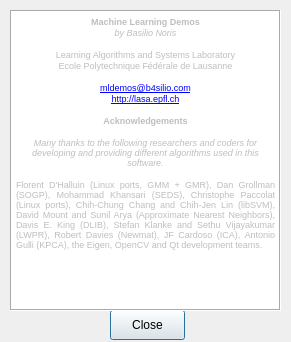
Before: the Qt Designer form MLDemos/aboutDialog.ui in b4silio/MLDemos, drawn with Qt 5.
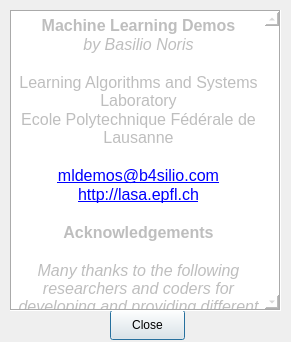
After: the same form once the commit is applied.

```diff
--- a/MLDemos/aboutDialog.ui
+++ b/MLDemos/aboutDialog.ui
@@ -86,21 +86,21 @@
     <string>&lt;!DOCTYPE HTML PUBLIC &quot;-//W3C//DTD HTML 4.0//EN&quot; &quot;http://www.w3.org/TR/REC-html40/strict.dtd&quot;&gt;
 &lt;html&gt;&lt;head&gt;&lt;meta name=&quot;qrichtext&quot; content=&quot;1&quot; /&gt;&lt;style type=&quot;text/css&quot;&gt;
 p, li { white-space: pre-wrap; }
-&lt;/style&gt;&lt;/head&gt;&lt;body style=&quot; font-family:'MS Shell Dlg 2'; font-size:8.25pt; font-weight:400; font-style:normal;&quot;&gt;
-&lt;p align=&quot;center&quot; style=&quot; margin-top:0px; margin-bottom:0px; margin-left:0px; margin-right:0px; -qt-block-indent:0; text-indent:0px;&quot;&gt;&lt;span style=&quot; font-size:7pt; font-weight:600;&quot;&gt;Machine Learning Demos&lt;/span&gt;&lt;/p&gt;
-&lt;p align=&quot;center&quot; style=&quot; margin-top:0px; margin-bottom:0px; margin-left:0px; margin-right:0px; -qt-block-indent:0; text-indent:0px;&quot;&gt;&lt;span style=&quot; font-size:7pt; font-style:italic;&quot;&gt;by Basilio Noris&lt;/span&gt;&lt;/p&gt;
-&lt;p style=&quot;-qt-paragraph-type:empty; margin-top:0px; margin-bottom:0px; margin-left:0px; margin-right:0px; -qt-block-indent:0; text-indent:0px; font-size:7pt; font-style:italic; text-decoration: underline;&quot;&gt;&lt;/p&gt;
-&lt;p align=&quot;center&quot; style=&quot; margin-top:0px; margin-bottom:0px; margin-left:0px; margin-right:0px; -qt-block-indent:0; text-indent:0px;&quot;&gt;&lt;span style=&quot; font-size:7pt;&quot;&gt;Learning Algorithms and Systems Laboratory&lt;/span&gt;&lt;/p&gt;
-&lt;p align=&quot;center&quot; style=&quot; margin-top:0px; margin-bottom:0px; margin-left:0px; margin-right:0px; -qt-block-indent:0; text-indent:0px;&quot;&gt;&lt;span style=&quot; font-size:7pt;&quot;&gt;Ecole Polytechnique Fédérale de Lausanne&lt;/span&gt;&lt;/p&gt;
-&lt;p align=&quot;center&quot; style=&quot; margin-top:0px; margin-bottom:0px; margin-left:0px; margin-right:0px; -qt-block-indent:0; text-indent:0px;&quot;&gt;&lt;span style=&quot; font-size:7pt;&quot;&gt;	&lt;/span&gt;&lt;/p&gt;
-&lt;p align=&quot;center&quot; style=&quot; margin-top:0px; margin-bottom:0px; margin-left:0px; margin-right:0px; -qt-block-indent:0; text-indent:0px;&quot;&gt;&lt;a href=&quot;mailto://mldemos@b4silio.com&quot;&gt;&lt;span style=&quot; font-size:7pt; text-decoration: underline; color:#0000ff;&quot;&gt;mldemos@b4silio.com&lt;/span&gt;&lt;/a&gt;&lt;/p&gt;
-&lt;p align=&quot;center&quot; style=&quot; margin-top:0px; margin-bottom:0px; margin-left:0px; margin-right:0px; -qt-block-indent:0; text-indent:0px;&quot;&gt;&lt;a href=&quot;http://lasa.epfl.ch&quot;&gt;&lt;span style=&quot; font-size:7pt; text-decoration: underline; color:#0000ff;&quot;&gt;http://lasa.epfl.ch&lt;/span&gt;&lt;/a&gt;&lt;/p&gt;
-&lt;p style=&quot;-qt-paragraph-type:empty; margin-top:0px; margin-bottom:0px; margin-left:0px; margin-right:0px; -qt-block-indent:0; text-indent:0px; font-size:7pt;&quot;&gt;&lt;/p&gt;
-&lt;p align=&quot;center&quot; style=&quot; margin-top:0px; margin-bottom:0px; margin-left:0px; margin-right:0px; -qt-block-indent:0; text-indent:0px;&quot;&gt;&lt;span style=&quot; font-size:7pt; font-weight:600;&quot;&gt;Acknowledgements&lt;/span&gt;&lt;/p&gt;
-&lt;p align=&quot;center&quot; style=&quot;-qt-paragraph-type:empty; margin-top:0px; margin-bottom:0px; margin-left:0px; margin-right:0px; -qt-block-indent:0; text-indent:0px; font-size:7pt; font-weight:600;&quot;&gt;&lt;/p&gt;
-&lt;p align=&quot;center&quot; style=&quot; margin-top:0px; margin-bottom:0px; margin-left:0px; margin-right:0px; -qt-block-indent:0; text-indent:0px;&quot;&gt;&lt;span style=&quot; font-size:7pt; font-style:italic;&quot;&gt;Many thanks to the following researchers and coders for developing and providing different algorithms used in this software.&lt;/span&gt;&lt;/p&gt;
-&lt;p align=&quot;center&quot; style=&quot;-qt-paragraph-type:empty; margin-top:0px; margin-bottom:0px; margin-left:0px; margin-right:0px; -qt-block-indent:0; text-indent:0px; font-size:7pt; font-style:italic;&quot;&gt;&lt;/p&gt;
-&lt;p align=&quot;justify&quot; style=&quot; margin-top:0px; margin-bottom:0px; margin-left:0px; margin-right:0px; -qt-block-indent:0; text-indent:0px;&quot;&gt;&lt;span style=&quot; font-size:7pt;&quot;&gt;Florent D'Halluin (Linux ports, GMM + GMR), Dan Grollman (SOGP), Mohammad Khansari (SEDS), Christophe Paccolat (Linux ports), Chih-Chung Chang and Chih-Jen Lin (libSVM), David Mount and Sunil Arya (Approximate Nearest Neighbors), Davis E. King (DLIB), Stefan Klanke and Sethu Vijayakumar (LWPR), Robert Davies (Newmat), JF Cardoso (ICA), Antonio Gulli (KPCA), the Eigen, OpenCV and Qt development teams.&lt;/span&gt;&lt;/p&gt;&lt;/body&gt;&lt;/html&gt;</string>
+&lt;/style&gt;&lt;/head&gt;&lt;body style=&quot; font-family:'Lucida Grande'; font-size:13pt; font-weight:400; font-style:normal;&quot;&gt;
+&lt;p align=&quot;center&quot; style=&quot; margin-top:0px; margin-bottom:0px; margin-left:0px; margin-right:0px; -qt-block-indent:0; text-indent:0px;&quot;&gt;&lt;span style=&quot; font-family:'MS Shell Dlg 2'; font-size:12pt; font-weight:600;&quot;&gt;Machine Learning Demos&lt;/span&gt;&lt;/p&gt;
+&lt;p align=&quot;center&quot; style=&quot; margin-top:0px; margin-bottom:0px; margin-left:0px; margin-right:0px; -qt-block-indent:0; text-indent:0px;&quot;&gt;&lt;span style=&quot; font-family:'MS Shell Dlg 2'; font-size:12pt; font-style:italic;&quot;&gt;by Basilio Noris&lt;/span&gt;&lt;/p&gt;
+&lt;p style=&quot;-qt-paragraph-type:empty; margin-top:0px; margin-bottom:0px; margin-left:0px; margin-right:0px; -qt-block-indent:0; text-indent:0px; font-family:'MS Shell Dlg 2'; font-size:12pt; font-style:italic; text-decoration: underline;&quot;&gt;&lt;/p&gt;
+&lt;p align=&quot;center&quot; style=&quot; margin-top:0px; margin-bottom:0px; margin-left:0px; margin-right:0px; -qt-block-indent:0; text-indent:0px;&quot;&gt;&lt;span style=&quot; font-family:'MS Shell Dlg 2'; font-size:12pt;&quot;&gt;Learning Algorithms and Systems Laboratory&lt;/span&gt;&lt;/p&gt;
+&lt;p align=&quot;center&quot; style=&quot; margin-top:0px; margin-bottom:0px; margin-left:0px; margin-right:0px; -qt-block-indent:0; text-indent:0px;&quot;&gt;&lt;span style=&quot; font-family:'MS Shell Dlg 2'; font-size:12pt;&quot;&gt;Ecole Polytechnique Fédérale de Lausanne&lt;/span&gt;&lt;/p&gt;
+&lt;p align=&quot;center&quot; style=&quot; margin-top:0px; margin-bottom:0px; margin-left:0px; margin-right:0px; -qt-block-indent:0; text-indent:0px;&quot;&gt;&lt;span style=&quot; font-family:'MS Shell Dlg 2'; font-size:12pt;&quot;&gt;	&lt;/span&gt;&lt;/p&gt;
+&lt;p align=&quot;center&quot; style=&quot; margin-top:0px; margin-bottom:0px; margin-left:0px; margin-right:0px; -qt-block-indent:0; text-indent:0px;&quot;&gt;&lt;a href=&quot;mailto://mldemos@b4silio.com&quot;&gt;&lt;span style=&quot; font-family:'MS Shell Dlg 2'; font-size:12pt; text-decoration: underline; color:#0000ff;&quot;&gt;mldemos@b4silio.com&lt;/span&gt;&lt;/a&gt;&lt;/p&gt;
+&lt;p align=&quot;center&quot; style=&quot; margin-top:0px; margin-bottom:0px; margin-left:0px; margin-right:0px; -qt-block-indent:0; text-indent:0px;&quot;&gt;&lt;a href=&quot;http://lasa.epfl.ch&quot;&gt;&lt;span style=&quot; font-family:'MS Shell Dlg 2'; font-size:12pt; text-decoration: underline; color:#0000ff;&quot;&gt;http://lasa.epfl.ch&lt;/span&gt;&lt;/a&gt;&lt;/p&gt;
+&lt;p style=&quot;-qt-paragraph-type:empty; margin-top:0px; margin-bottom:0px; margin-left:0px; margin-right:0px; -qt-block-indent:0; text-indent:0px; font-family:'MS Shell Dlg 2'; font-size:12pt;&quot;&gt;&lt;/p&gt;
+&lt;p align=&quot;center&quot; style=&quot; margin-top:0px; margin-bottom:0px; margin-left:0px; margin-right:0px; -qt-block-indent:0; text-indent:0px;&quot;&gt;&lt;span style=&quot; font-family:'MS Shell Dlg 2'; font-size:12pt; font-weight:600;&quot;&gt;Acknowledgements&lt;/span&gt;&lt;/p&gt;
+&lt;p align=&quot;center&quot; style=&quot;-qt-paragraph-type:empty; margin-top:0px; margin-bottom:0px; margin-left:0px; margin-right:0px; -qt-block-indent:0; text-indent:0px; font-family:'MS Shell Dlg 2'; font-size:12pt; font-weight:600;&quot;&gt;&lt;/p&gt;
+&lt;p align=&quot;center&quot; style=&quot; margin-top:0px; margin-bottom:0px; margin-left:0px; margin-right:0px; -qt-block-indent:0; text-indent:0px;&quot;&gt;&lt;span style=&quot; font-family:'MS Shell Dlg 2'; font-size:12pt; font-style:italic;&quot;&gt;Many thanks to the following researchers and coders for developing and providing different algorithms used in this software.&lt;/span&gt;&lt;/p&gt;
+&lt;p align=&quot;center&quot; style=&quot;-qt-paragraph-type:empty; margin-top:0px; margin-bottom:0px; margin-left:0px; margin-right:0px; -qt-block-indent:0; text-indent:0px; font-family:'MS Shell Dlg 2'; font-size:12pt; font-style:italic;&quot;&gt;&lt;/p&gt;
+&lt;p align=&quot;justify&quot; style=&quot; margin-top:0px; margin-bottom:0px; margin-left:0px; margin-right:0px; -qt-block-indent:0; text-indent:0px;&quot;&gt;&lt;span style=&quot; font-family:'MS Shell Dlg 2'; font-size:12pt;&quot;&gt;Florent D'Halluin (Linux ports, GMM + GMR), Dan Grollman (SOGP), Mohammad Khansari (SEDS), Christophe Paccolat (Linux ports), Chih-Chung Chang and Chih-Jen Lin (libSVM), David Mount and Sunil Arya (Approximate Nearest Neighbors), Davis E. King (DLIB), Stefan Klanke and Sethu Vijayakumar (LWPR), Robert Davies (Newmat), JF Cardoso (ICA), Antonio Gulli (KPCA), the Eigen, OpenCV and Qt development teams.&lt;/span&gt;&lt;/p&gt;&lt;/body&gt;&lt;/html&gt;</string>
    </property>
   </widget>
  </widget>
```
